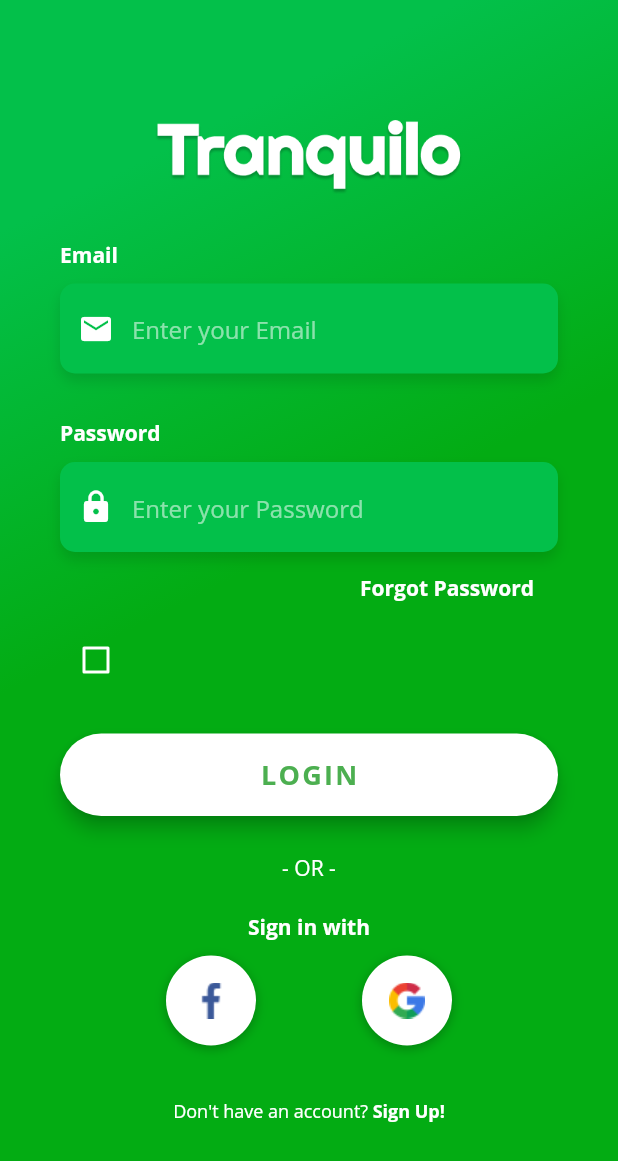
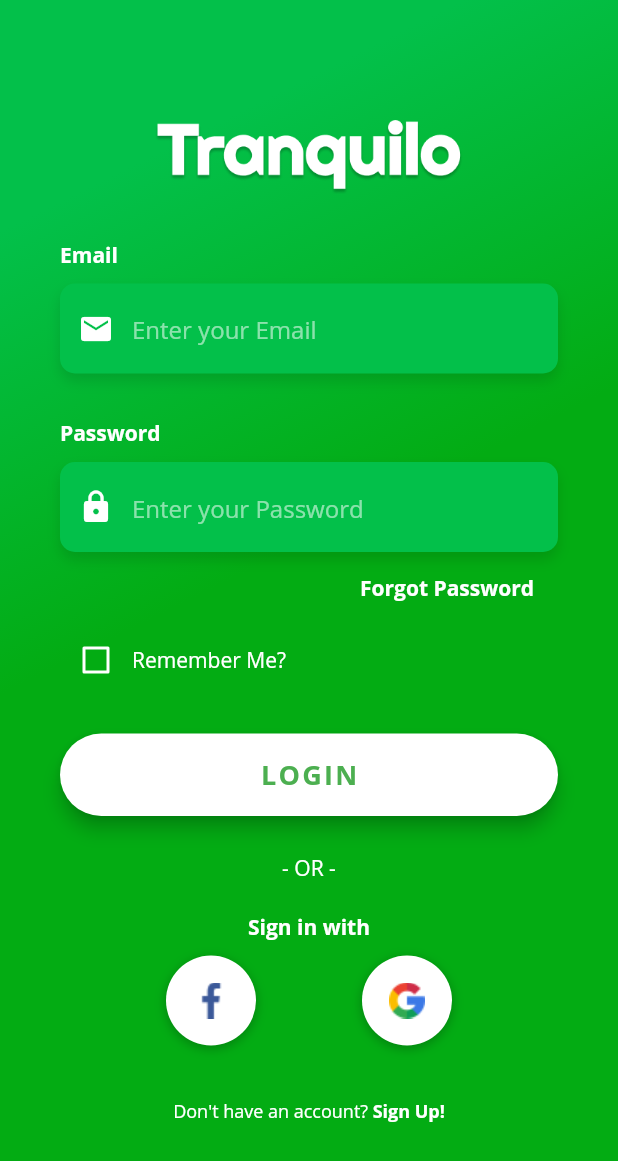
Before and after one commit to Tarnn/flutterapp, a Flutter app: the screen it shows after launch, on a phone screen of 412 x 824 dp. Shown: the top 1161 px of the screen. Run offline on Flutter 3.47's test engine with Material 2 defaults, Android fonts, the phone set to English and light mode, and no system bars; project files that could hold a hidden picture were left out.

Commit message:
remember me

```diff
--- a/lib/login/login.dart
+++ b/lib/login/login.dart
@@ -188,6 +188,17 @@ class _LoginPageState extends State<LoginPage> {
                 });
               },
             )),
+            GestureDetector(
+              onTap: () => print("Remember Me Clicked..."),
+              child: Text(
+                'Remember Me?',
+                style: TextStyle(
+                  color: Colors.white,
+                  fontWeight: FontWeight.w400,
+                  fontFamily: 'OpenSans'
+                ),
+              ),
+            ),
       ],
     ));
   }
```
